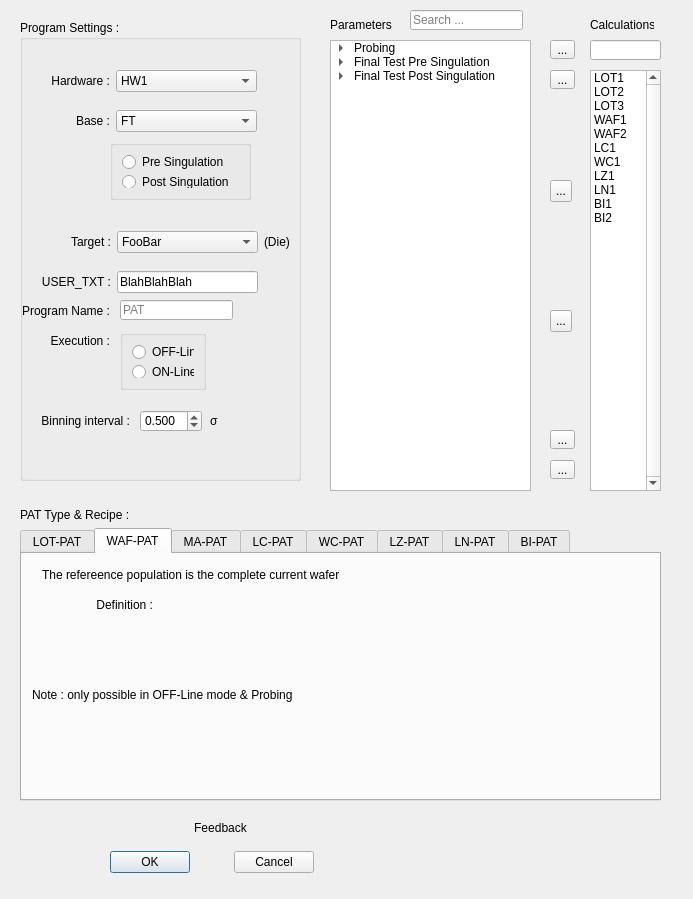
This is src/ATE/org/actions_on/program/PATProgram.ui in goanpeca/ATE.org as Qt 5 draws it before an edit. The edited form follows.
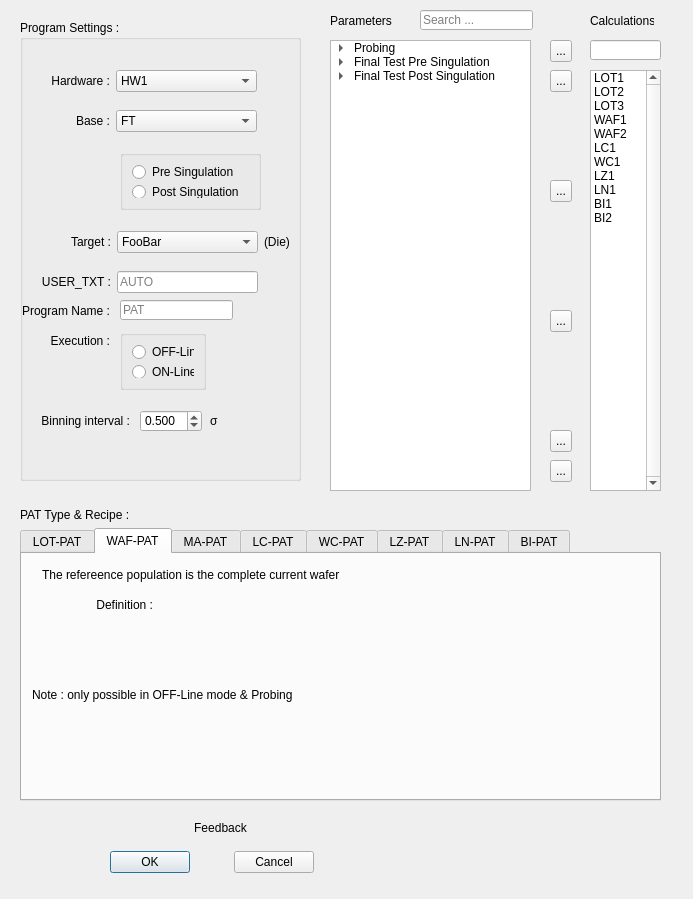
This is the edited form. The open tabs and pages were chosen to show the change.

Diff of the .ui file:
```diff
--- a/src/ATE/org/actions_on/program/PATProgram.ui
+++ b/src/ATE/org/actions_on/program/PATProgram.ui
@@ -16,7 +16,7 @@
   <widget class="QLineEdit" name="search">
    <property name="geometry">
     <rect>
-     <x>410</x>
+     <x>420</x>
      <y>10</y>
      <width>113</width>
      <height>20</height>
@@ -34,10 +34,22 @@
     <rect>
      <x>550</x>
      <y>460</y>
-     <width>25</width>
-     <height>19</height>
+     <width>22</width>
+     <height>22</height>
     </rect>
    </property>
+   <property name="minimumSize">
+    <size>
+     <width>22</width>
+     <height>22</height>
+    </size>
+   </property>
+   <property name="maximumSize">
+    <size>
+     <width>22</width>
+     <height>22</height>
+    </size>
+   </property>
    <property name="toolTip">
     <string>Collapse the parameter tree completely</string>
    </property>
@@ -50,10 +62,22 @@
     <rect>
      <x>550</x>
      <y>40</y>
-     <width>25</width>
-     <height>19</height>
+     <width>22</width>
+     <height>22</height>
     </rect>
    </property>
+   <property name="minimumSize">
+    <size>
+     <width>22</width>
+     <height>22</height>
+    </size>
+   </property>
+   <property name="maximumSize">
+    <size>
+     <width>22</width>
+     <height>22</height>
+    </size>
+   </property>
    <property name="toolTip">
     <string>Expand the parameter tree completely</string>
    </property>
@@ -1358,7 +1382,7 @@
     <string>Parameters :</string>
    </property>
    <property name="alignment">
-    <set>Qt::AlignBottom|Qt::AlignLeading|Qt::AlignLeft</set>
+    <set>Qt::AlignLeading|Qt::AlignLeft|Qt::AlignVCenter</set>
    </property>
   </widget>
   <widget class="QTreeWidget" name="treeWidget">
@@ -1713,7 +1737,7 @@
     <string>Calculations :</string>
    </property>
    <property name="alignment">
-    <set>Qt::AlignBottom|Qt::AlignLeading|Qt::AlignLeft</set>
+    <set>Qt::AlignLeading|Qt::AlignLeft|Qt::AlignVCenter</set>
    </property>
   </widget>
   <widget class="QListWidget" name="listWidget">
@@ -1916,10 +1940,22 @@
     <rect>
      <x>550</x>
      <y>70</y>
-     <width>25</width>
-     <height>19</height>
+     <width>22</width>
+     <height>22</height>
     </rect>
    </property>
+   <property name="minimumSize">
+    <size>
+     <width>22</width>
+     <height>22</height>
+    </size>
+   </property>
+   <property name="maximumSize">
+    <size>
+     <width>22</width>
+     <height>22</height>
+    </size>
+   </property>
    <property name="toolTip">
     <string>Expand only used parameters</string>
    </property>
@@ -1942,8 +1978,8 @@
    <widget class="QGroupBox" name="groupBox_4">
     <property name="geometry">
      <rect>
-      <x>90</x>
-      <y>120</y>
+      <x>100</x>
+      <y>130</y>
       <width>141</width>
       <height>60</height>
      </rect>
@@ -2122,7 +2158,13 @@
      </size>
     </property>
     <property name="text">
-     <string>BlahBlahBlah</string>
+     <string/>
+    </property>
+    <property name="placeholderText">
+     <string>AUTO</string>
+    </property>
+    <property name="clearButtonEnabled">
+     <bool>true</bool>
     </property>
    </widget>
    <widget class="QLabel" name="usertextLabel_2">
@@ -2475,10 +2517,22 @@
     <rect>
      <x>550</x>
      <y>430</y>
-     <width>25</width>
-     <height>19</height>
+     <width>22</width>
+     <height>22</height>
     </rect>
    </property>
+   <property name="minimumSize">
+    <size>
+     <width>22</width>
+     <height>22</height>
+    </size>
+   </property>
+   <property name="maximumSize">
+    <size>
+     <width>22</width>
+     <height>22</height>
+    </size>
+   </property>
    <property name="text">
     <string>...</string>
    </property>
```
Left out of the diff: 2 changed lines with no effect on the pictures.
